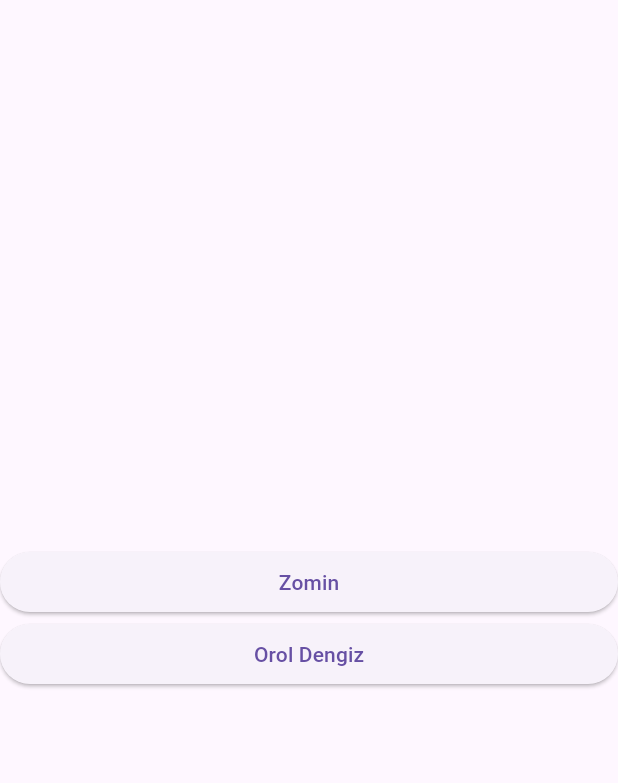
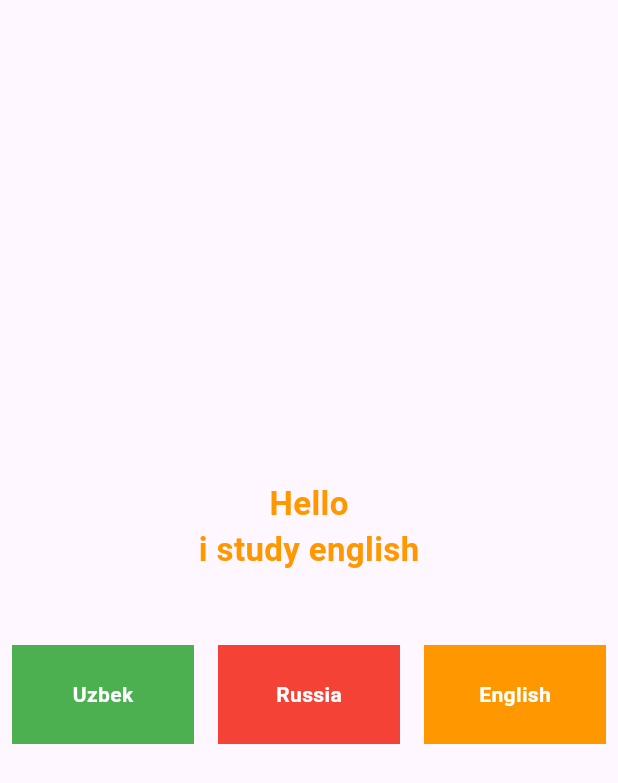
Before and after one commit to bahromnematov/packeges, a Flutter app: the screen it shows after launch, on a phone screen of 412 x 824 dp. Shown: the top 783 px of the screen. Run offline on Flutter 3.47's test engine with Material 3 defaults, Android fonts, the phone set to English and light mode, and no system bars; our stand-ins replace animated_text_kit, easy_localization, flutter_advanced_drawer, fluttertoast, logger.

Commit message:
upload lokalizations

```diff
--- /dev/null
+++ b/assets/translations/en-US.json
@@ -0,0 +1,4 @@
+{
+  "text": "Hello",
+  "text2": "i study english"
+}
--- /dev/null
+++ b/assets/translations/ru-RU.json
@@ -0,0 +1,4 @@
+{
+  "text": "Привет",
+  "text2": "я изучаю английский"
+}
--- /dev/null
+++ b/assets/translations/uz-UZ.json
@@ -0,0 +1,4 @@
+{
+  "text": "Salom",
+  "text2": "Men ingiliz tilini o'rganaman"
+}
--- a/lib/main.dart
+++ b/lib/main.dart
@@ -1,19 +1,31 @@
+import 'package:easy_localization/easy_localization.dart';
 import 'package:flutter/material.dart';
-import 'package:packages/pages/adwensd_drawer.dart';
-import 'package:packages/pages/home_page.dart';
-import 'package:packages/pages/second_page.dart';
+import 'package:packages/pages/language_page.dart';
 
-void main() => runApp(const MyApp());
+void main() async {
+  WidgetsFlutterBinding.ensureInitialized();
+  await EasyLocalization.ensureInitialized();
+
+  runApp(
+    EasyLocalization(
+        supportedLocales: const [
+          Locale('en', 'US'),
+          Locale('ru', 'RU'),
+          Locale('uz', 'UZ')
+        ],
+        path: 'assets/translations',
+        fallbackLocale: Locale('uz', 'UZ'),
+        child: MyApp()),
+  );
+}
 
 class MyApp extends StatelessWidget {
-  const MyApp({Key? key}) : super(key: key);
-
   @override
   Widget build(BuildContext context) {
     return MaterialApp(
-        title: 'Fancy Dialog Example',
-        theme: ThemeData.light(),
-        initialRoute: '/',
-        home: SecondPage());
+        localizationsDelegates: context.localizationDelegates,
+        supportedLocales: context.supportedLocales,
+        locale: context.locale,
+        home: LanguagePage());
   }
 }
--- /dev/null
+++ b/lib/pages/language_page.dart
@@ -0,0 +1,102 @@
+import 'package:easy_localization/easy_localization.dart';
+import 'package:flutter/material.dart';
+
+class LanguagePage extends StatefulWidget {
+  const LanguagePage({super.key});
+
+  @override
+  State<LanguagePage> createState() => _LanguagePageState();
+}
+
+class _LanguagePageState extends State<LanguagePage> {
+  @override
+  Widget build(BuildContext context) {
+    return Scaffold(
+      body: Column(
+        mainAxisAlignment: MainAxisAlignment.center,
+        crossAxisAlignment: CrossAxisAlignment.stretch,
+        children: [
+          Center(
+            child: Text(
+              'text'.tr(),
+              style: TextStyle(
+                  color: Colors.orange,
+                  fontSize: 22,
+                  fontWeight: FontWeight.bold),
+            ),
+          ),
+          Center(
+            child: Text(
+              'text2'.tr(),
+              style: TextStyle(
+                  color: Colors.orange,
+                  fontSize: 22,
+                  fontWeight: FontWeight.bold),
+            ),
+          ),
+          SizedBox(
+            height: 40,
+          ),
+          Row(
+            children: [
+              Expanded(
+                  child: InkWell(
+                onTap: () {
+                  context.setLocale(Locale('uz', 'UZ'));
+                },
+                child: Container(
+                  margin: EdgeInsets.all(8),
+                  height: 66,
+                  color: Colors.green,
+                  child: Center(
+                    child: Text(
+                      "Uzbek",
+                      style: TextStyle(
+                          color: Colors.white, fontWeight: FontWeight.bold),
+                    ),
+                  ),
+                ),
+              )),
+              Expanded(
+                  child: InkWell(
+                onTap: () {
+                  context.setLocale(Locale('ru', 'RU'));
+                },
+                child: Container(
+                  margin: EdgeInsets.all(8),
+                  height: 66,
+                  color: Colors.red,
+                  child: Center(
+                    child: Text(
+                      "Russia",
+                      style: TextStyle(
+                          color: Colors.white, fontWeight: FontWeight.bold),
+                    ),
+                  ),
+                ),
+              )),
+              Expanded(
+                  child: InkWell(
+                onTap: () {
+                  context.setLocale(Locale('en', 'US'));
+                },
+                child: Container(
+                  margin: EdgeInsets.all(8),
+                  height: 66,
+                  color: Colors.orange,
+                  child: Center(
+                    child: Text(
+                      "English",
+                      style: TextStyle(
+                          color: Colors.white, fontWeight: FontWeight.bold),
+                    ),
+                  ),
+                ),
+              )),
+            ],
+          )
+        ],
+      ),
+    );
+  }
+}
--- a/pubspec.yaml
+++ b/pubspec.yaml
@@ -42,6 +42,7 @@ dependencies:
   awesome_dialog: ^3.2.1
   animated_text_kit: ^4.2.2
   flutter_advanced_drawer: ^1.3.6
+  easy_localization: ^3.0.7
 
 dev_dependencies:
   flutter_test:
@@ -66,8 +67,8 @@ flutter:
   uses-material-design: true
 
   # To add assets to your application, add an assets section, like this:
-  # assets:
-  #   - images/a_dot_burr.jpeg
+  assets:
+     - assets/translations/
   #   - images/a_dot_ham.jpeg
 
   # An image asset can refer to one or more resolution-specific "variants", see
```
Also changed, not shown: lib/pages/home_page.dart (+3 -5 lines), pubspec.lock, 2 other files.
